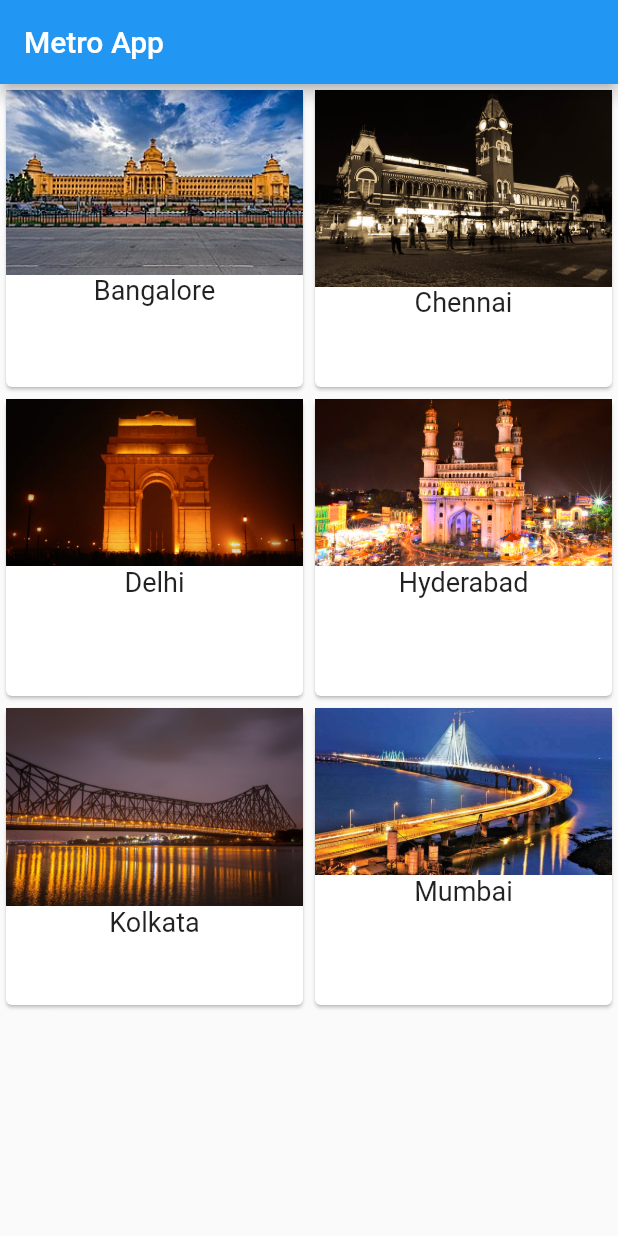
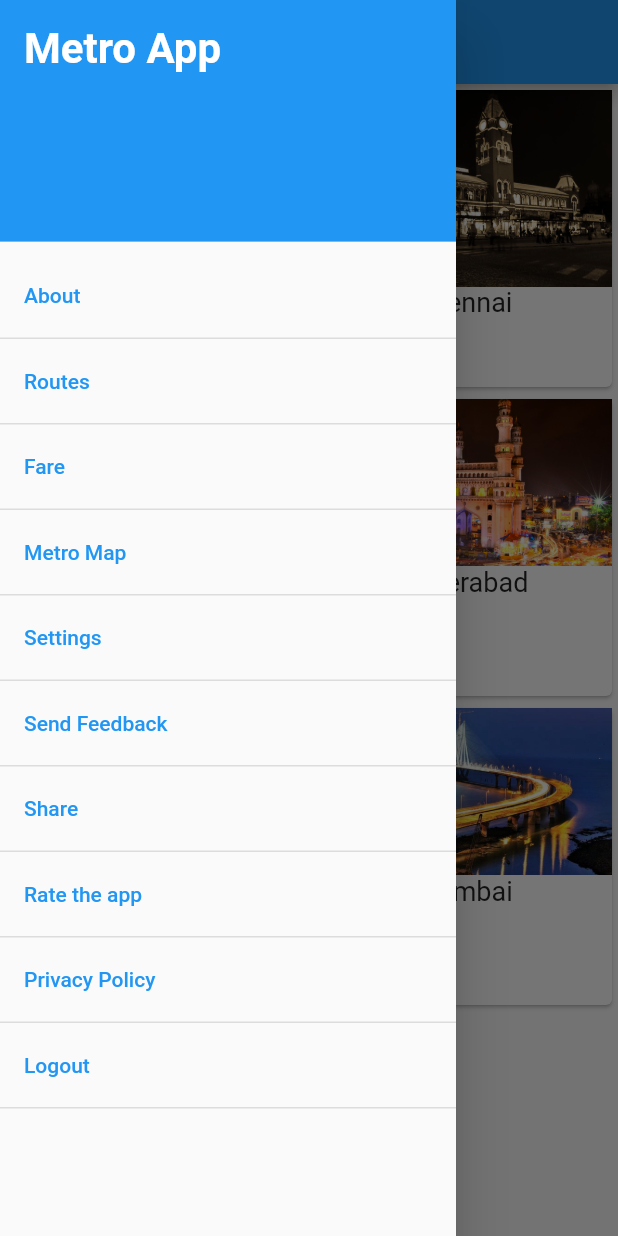
Before and after one commit to SAITARUN55/metroapp, a Flutter app: the screen it shows after launch, with the side drawer open (before the commit the screen has no drawer), on a phone screen of 412 x 824 dp. Run offline on Flutter 3.47's test engine with Material 2 defaults, Android fonts, the phone set to English and light mode, and no system bars.

Commit message:
Added Navigation Bar #5

```diff
--- a/lib/main.dart
+++ b/lib/main.dart
@@ -1,10 +1,27 @@
 import 'package:flutter/material.dart';
-
+import 'package:metroapp/fragments/about_frag.dart';
+import 'package:metroapp/fragments/fare_frag.dart';
+import 'package:metroapp/fragments/logout_frag.dart';
+import 'package:metroapp/fragments/metro_map_frag.dart';
+import 'package:metroapp/fragments/privacy_policy_frag.dart';
+import 'package:metroapp/fragments/rate_app_frag.dart';
+import 'package:metroapp/fragments/routes_frag.dart';
+import 'package:metroapp/fragments/settings_frag.dart';
 
 void main() {
   runApp(new MaterialApp(
     title: "Metro App",
     home: new Home(),
+    routes: {
+      '/about': (context) => AboutFragment(),
+      '/routes': (context) => RoutesFragment(),
+      '/fare': (context) => FareFragment(),
+      '/metroMap': (context) => MetroMapFragment(),
+      '/settings': (context) => SettingsFragment(),
+      '/rateTheApp': (context) => RateAppFragment(),
+      '/privacyPolicy': (context) => PrivacyPolicyFragment(),
+      '/Logout': (context) => LogoutFragment(),
+    },
   ));
 }
 
@@ -14,34 +31,61 @@ class Home extends StatefulWidget {
 }
 
 class _HomeState extends State<Home> {
-
   List<Container> Places = new List();
 
-  var karakter=[
-    {"nama":"Bangalore", "gambar":"blr.jpg"},
-    {"nama":"Chennai", "gambar":"chennai.jpg"},
-    {"nama":"Delhi", "gambar":"delhi.jpg"},
-    {"nama":"Hyderabad", "gambar":"hyd.jpg"},
-    {"nama":"Kolkata", "gambar":"kolkata.jpg"},
-    {"nama":"Mumbai", "gambar":"mumbai.jpg"},
+  var karakter = [
+    {"nama": "Bangalore", "gambar": "blr.jpg"},
+    {"nama": "Chennai", "gambar": "chennai.jpg"},
+    {"nama": "Delhi", "gambar": "delhi.jpg"},
+    {"nama": "Hyderabad", "gambar": "hyd.jpg"},
+    {"nama": "Kolkata", "gambar": "kolkata.jpg"},
+    {"nama": "Mumbai", "gambar": "mumbai.jpg"},
   ];
 
-  _buatlist()async {
-    for (var i=0; i < karakter.length; i++) {
+  final fragmentTitles = [
+    "About",
+    "Routes",
+    "Fare",
+    "Metro Map",
+    "Settings",
+    "Send Feedback",
+    "Share",
+    "Rate the app",
+    "Privacy Policy",
+    "Logout"
+  ];
+
+  final fragmentRoutes = [
+    "about",
+    "routes",
+    "fare",
+    "metroMap",
+    "settings",
+    "sendFeedback",
+    "share",
+    "rateTheApp",
+    "privacyPolicy",
+    "Logout"
+  ];
+
+  _buatlist() async {
+    for (var i = 0; i < karakter.length; i++) {
       final karakternya = karakter[i];
       final String gambar = karakternya["gambar"];
-      Places.add(
-        new Container(
-          child: new Card( child:
-            new Column(
-              children: <Widget>[
-                new Image.asset("assets/$gambar", fit: BoxFit.cover,),
-                new Text(karakternya["nama"], style: new TextStyle(fontSize: 18.0),)
-              ],
-            )
+      Places.add(new Container(
+          child: new Card(
+              child: new Column(
+        children: <Widget>[
+          new Image.asset(
+            "assets/$gambar",
+            fit: BoxFit.cover,
+          ),
+          new Text(
+            karakternya["nama"],
+            style: new TextStyle(fontSize: 18.0),
           )
-        )
-      );
+        ],
+      ))));
     }
   }
 
@@ -50,16 +94,65 @@ class _HomeState extends State<Home> {
     _buatlist();
     super.initState();
   }
+
   @override
   Widget build(BuildContext context) {
     return new Scaffold(
       appBar: new AppBar(
-        title: new Text("Metro App",style: new TextStyle(color: Colors.white),),
-
+        title: new Text(
+          "Metro App",
+          style: new TextStyle(color: Colors.white),
+        ),
+      ),
+      drawer: Drawer(
+        child: ListView(
+          padding: EdgeInsets.zero,
+          children: <Widget>[
+            DrawerHeader(
+              child: Text(
+                'Metro App',
+                style: TextStyle(
+                    color: Colors.white,
+                    fontWeight: FontWeight.bold,
+                    fontSize: 28),
+              ),
+              decoration: BoxDecoration(
+                color: Colors.blue,
+              ),
+            ),
+            ListView.builder(
+              itemCount: fragmentTitles.length,
+              shrinkWrap: true,
+              physics: NeverScrollableScrollPhysics(),
+              scrollDirection: Axis.vertical,
+              itemBuilder: (context, index) {
+                return Column(
+                  children: <Widget>[
+                    ListTile(
+                      title: Text(
+                        '${fragmentTitles[index]}',
+                        style: TextStyle(color: Theme.of(context).primaryColor),
+                      ),
+                      onTap: () {
+                        Navigator.of(context).pop();
+                        Navigator.pushNamed(
+                            context, '/${fragmentRoutes[index]}');
+                      },
+                    ),
+                    Divider(
+                      height: 1,
+                      thickness: 1,
+                    ),
+                  ],
+                );
+              },
+            ),
+          ],
+        ),
       ),
       body: new GridView.count(
-          crossAxisCount: 2,
-          children: Places,
+        crossAxisCount: 2,
+        children: Places,
       ),
     );
   }
```
Also changed, not shown: lib/fragments/about_frag.dart (added, +19 -0 lines), lib/fragments/fare_frag.dart (added, +19 -0 lines), lib/fragments/logout_frag.dart (added, +19 -0 lines), lib/fragments/metro_map_frag.dart (added, +19 -0 lines), lib/fragments/privacy_policy_frag.dart (added, +19 -0 lines), lib/fragments/rate_app_frag.dart (added, +19 -0 lines), lib/fragments/routes_frag.dart (added, +19 -0 lines), lib/fragments/send_feedback_frag.dart (added, +19 -0 lines), lib/fragments/settings_frag.dart (added, +19 -0 lines), lib/fragments/share_frag.dart (added, +19 -0 lines), pubspec.lock, 3 other files.
